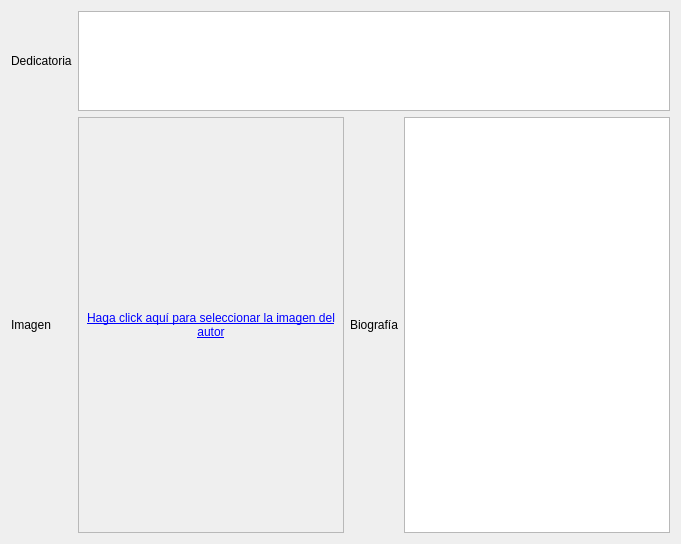
Old version of the form gui/forms/author_metadata_widget.ui in the repository leandro86/epubcreator.
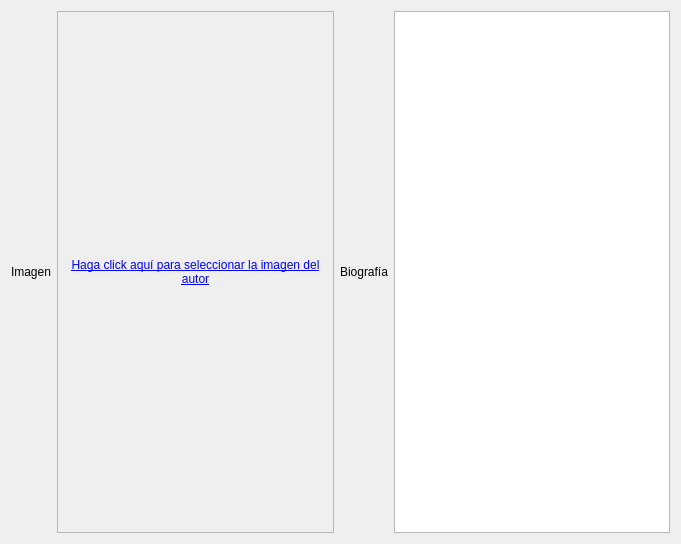
New version of the form. Custom widgets are drawn as their Qt base class.

Commit message: Movido el campo de dedicatoria a la pestaña de "Datos adicionales".

```diff
--- a/gui/forms/author_metadata_widget.ui
+++ b/gui/forms/author_metadata_widget.ui
@@ -21,35 +21,6 @@
   </property>
   <layout class="QGridLayout" name="gridLayout_2">
    <item row="0" column="0">
-    <widget class="QLabel" name="label">
-     <property name="sizePolicy">
-      <sizepolicy hsizetype="Fixed" vsizetype="Preferred">
-       <horstretch>0</horstretch>
-       <verstretch>0</verstretch>
-      </sizepolicy>
-     </property>
-     <property name="text">
-      <string>Dedicatoria</string>
-     </property>
-    </widget>
-   </item>
-   <item row="0" column="1" colspan="2">
-    <widget class="QPlainTextEdit" name="authorDedicationInput">
-     <property name="sizePolicy">
-      <sizepolicy hsizetype="Preferred" vsizetype="Preferred">
-       <horstretch>0</horstretch>
-       <verstretch>0</verstretch>
-      </sizepolicy>
-     </property>
-     <property name="maximumSize">
-      <size>
-       <width>16777215</width>
-       <height>100</height>
-      </size>
-     </property>
-    </widget>
-   </item>
-   <item row="1" column="0">
     <widget class="QLabel" name="label_2">
      <property name="sizePolicy">
       <sizepolicy hsizetype="Fixed" vsizetype="Preferred">
@@ -62,7 +33,7 @@
      </property>
     </widget>
    </item>
-   <item row="1" column="1" colspan="2">
+   <item row="0" column="1" colspan="2">
     <layout class="QHBoxLayout" name="horizontalLayout_3" stretch="1,0,1">
      <item>
       <widget class="QFrame" name="frame">
```
The commit also changes 5 other files.
